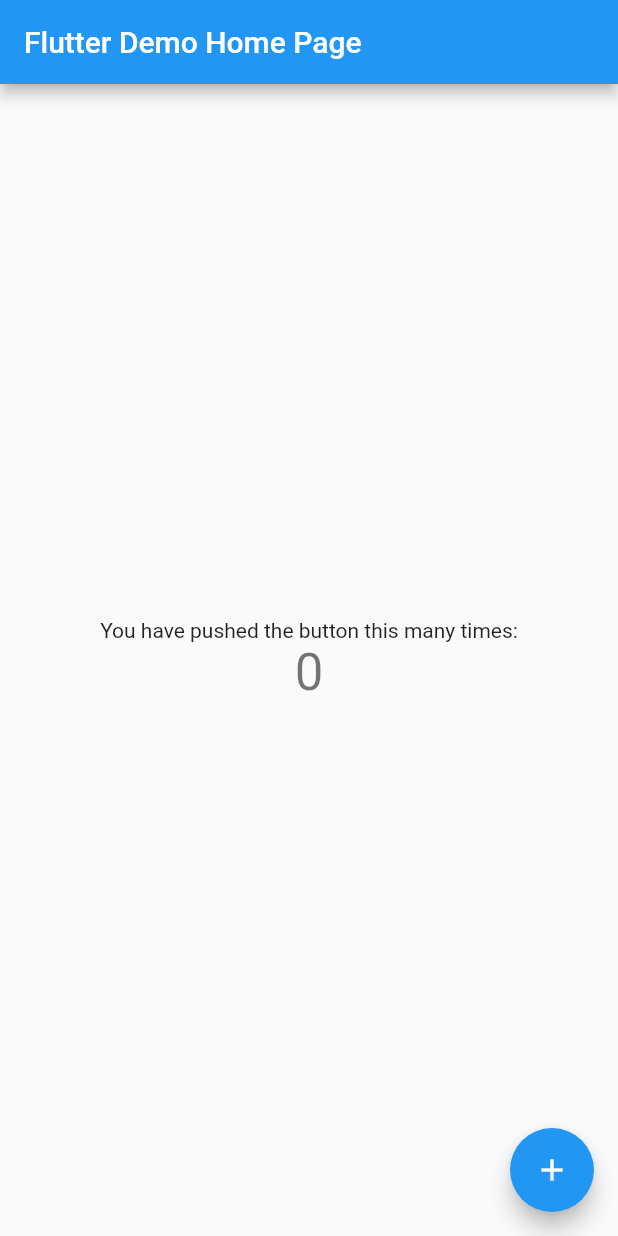
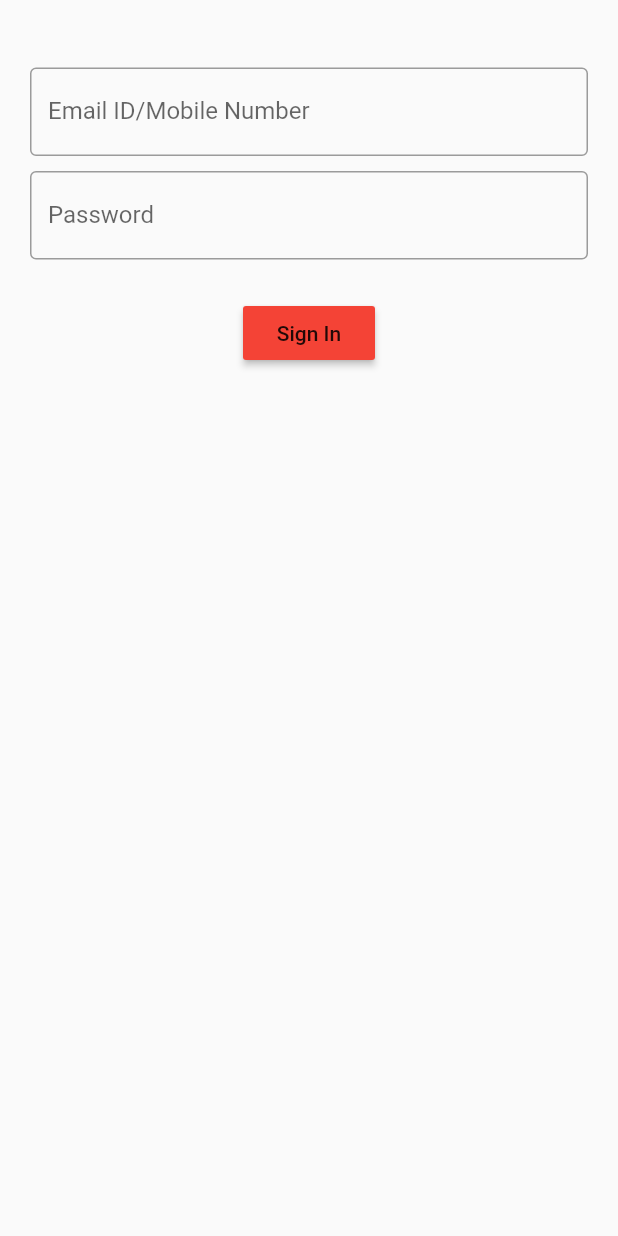
Before and after one commit to juanmathewsabu/MultiSaleAppExp, a Flutter app: the screen it shows after launch, on a phone screen of 412 x 824 dp. Run offline on Flutter 3.47's test engine with Material 2 defaults, Android fonts, the phone set to English and light mode, and no system bars.

Commit message:
architectural changes

```diff
--- a/lib/main.dart
+++ b/lib/main.dart
@@ -1,117 +1,6 @@
 import 'package:flutter/material.dart';
+import 'package:login_demo/widgets/app.dart';
 
 void main() {
-  runApp(MyApp());
+  runApp(App());
 }
-
-class MyApp extends StatelessWidget {
-  // This widget is the root of your application.
-  @override
-  Widget build(BuildContext context) {
-    return MaterialApp(
-      title: 'Flutter Demo',
-      theme: ThemeData(
-        // This is the theme of your application.
-        //
-        // Try running your application with "flutter run". You'll see the
-        // application has a blue toolbar. Then, without quitting the app, try
-        // changing the primarySwatch below to Colors.green and then invoke
-        // "hot reload" (press "r" in the console where you ran "flutter run",
-        // or simply save your changes to "hot reload" in a Flutter IDE).
-        // Notice that the counter didn't reset back to zero; the application
-        // is not restarted.
-        primarySwatch: Colors.blue,
-        // This makes the visual density adapt to the platform that you run
-        // the app on. For desktop platforms, the controls will be smaller and
-        // closer together (more dense) than on mobile platforms.
-        visualDensity: VisualDensity.adaptivePlatformDensity,
-      ),
-      home: MyHomePage(title: 'Flutter Demo Home Page'),
-    );
-  }
-}
-
-class MyHomePage extends StatefulWidget {
-  MyHomePage({Key key, this.title}) : super(key: key);
-
-  // This widget is the home page of your application. It is stateful, meaning
-  // that it has a State object (defined below) that contains fields that affect
-  // how it looks.
-
-  // This class is the configuration for the state. It holds the values (in this
-  // case the title) provided by the parent (in this case the App widget) and
-  // used by the build method of the State. Fields in a Widget subclass are
-  // always marked "final".
-
-  final String title;
-
-  @override
-  _MyHomePageState createState() => _MyHomePageState();
-}
-
-class _MyHomePageState extends State<MyHomePage> {
-  int _counter = 0;
-
-  void _incrementCounter() {
-    setState(() {
-      // This call to setState tells the Flutter framework that something has
-      // changed in this State, which causes it to rerun the build method below
-      // so that the display can reflect the updated values. If we changed
-      // _counter without calling setState(), then the build method would not be
-      // called again, and so nothing would appear to happen.
-      _counter++;
-    });
-  }
-
-  @override
-  Widget build(BuildContext context) {
-    // This method is rerun every time setState is called, for instance as done
-    // by the _incrementCounter method above.
-    //
-    // The Flutter framework has been optimized to make rerunning build methods
-    // fast, so that you can just rebuild anything that needs updating rather
-    // than having to individually change instances of widgets.
-    return Scaffold(
-      appBar: AppBar(
-        // Here we take the value from the MyHomePage object that was created by
-        // the App.build method, and use it to set our appbar title.
-        title: Text(widget.title),
-      ),
-      body: Center(
-        // Center is a layout widget. It takes a single child and positions it
-        // in the middle of the parent.
-        child: Column(
-          // Column is also a layout widget. It takes a list of children and
-          // arranges them vertically. By default, it sizes itself to fit its
-          // children horizontally, and tries to be as tall as its parent.
-          //
-          // Invoke "debug painting" (press "p" in the console, choose the
-          // "Toggle Debug Paint" action from the Flutter Inspector in Android
-          // Studio, or the "Toggle Debug Paint" command in Visual Studio Code)
-          // to see the wireframe for each widget.
-          //
-          // Column has various properties to control how it sizes itself and
-          // how it positions its children. Here we use mainAxisAlignment to
-          // center the children vertically; the main axis here is the vertical
-          // axis because Columns are vertical (the cross axis would be
-          // horizontal).
-          mainAxisAlignment: MainAxisAlignment.center,
-          children: <Widget>[
-            Text(
-              'You have pushed the button this many times:',
-            ),
-            Text(
-              '$_counter',
-              style: Theme.of(context).textTheme.headline4,
-            ),
-          ],
-        ),
-      ),
-      floatingActionButton: FloatingActionButton(
-        onPressed: _incrementCounter,
-        tooltip: 'Increment',
-        child: Icon(Icons.add),
-      ), // This trailing comma makes auto-formatting nicer for build methods.
-    );
-  }
-}
--- /dev/null
+++ b/lib/screens/login_screen.dart
@@ -0,0 +1,24 @@
+import 'package:flutter/material.dart';
+import 'package:login_demo/widgets/controls/inputs.dart';
+import 'package:login_demo/widgets/containers/boxes.dart';
+
+class LoginScreen extends StatelessWidget {
+  @override
+  Widget build(BuildContext context) {
+    return Container(
+      margin: EdgeInsets.all(20),
+      child: Column(
+        children: [
+          spacing(25.0, 25.0),
+          //username
+          entryField('you@example.com', 'Email ID/Mobile Number'),
+          spacing(10.0, 10.0),
+          //password
+          entryField('Password', 'Password'),
+          Container(margin: EdgeInsets.only(top: 25)),
+          raisedButton('Sign In', Colors.red),
+        ],
+      ),
+    );
+  }
+}
--- /dev/null
+++ b/lib/widgets/app.dart
@@ -0,0 +1,13 @@
+import 'package:flutter/material.dart';
+import 'package:login_demo/screens/login_screen.dart';
+
+class App extends StatelessWidget {
+  @override
+  Widget build(BuildContext context) {
+    return MaterialApp(
+        title: 'Log Me In',
+        home: Scaffold(
+          body: LoginScreen(),
+        ));
+  }
+}
--- /dev/null
+++ b/lib/widgets/containers/boxes.dart
@@ -0,0 +1,8 @@
+import 'package:flutter/material.dart';
+
+Widget spacing(height, width) {
+  return SizedBox(
+    height: height,
+    width: width,
+  );
+}
--- /dev/null
+++ b/lib/widgets/controls/inputs.dart
@@ -0,0 +1,17 @@
+import 'package:flutter/material.dart';
+
+Widget entryField(hintText, labelText, {isPassword: false}) {
+  return TextField(
+    obscureText: isPassword,
+    decoration: InputDecoration(
+        border: OutlineInputBorder(), hintText: hintText, labelText: labelText),
+  );
+}
+
+Widget raisedButton(text, color) {
+  return RaisedButton(
+    onPressed: () {},
+    child: Text(text),
+    color: color,
+  );
+}
```
Also changed, not shown: pubspec.yaml (+21 -52 lines), 1 other file.
